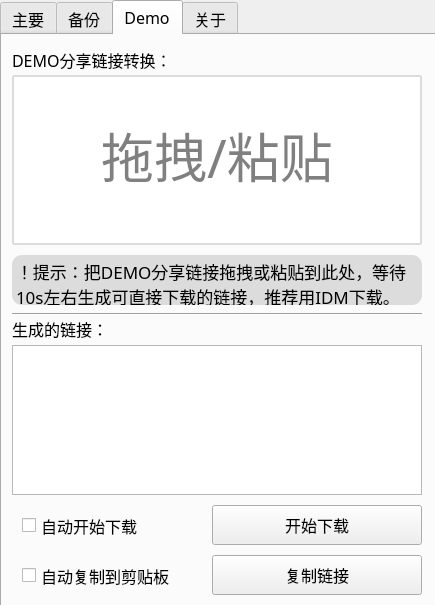
First picture: the form in mainwindow.ui, repository Purple-CSGO/CSGO-Toolbox-Qt, before the edit.
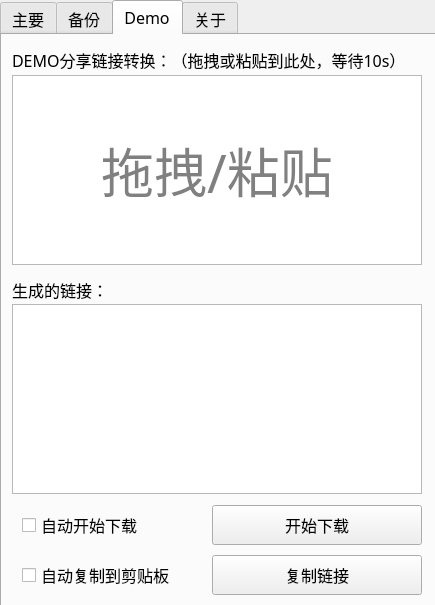
Second picture: the form after the edit. The open tabs and pages were chosen to show the change.

Commit message: 正式发布1.0.2版本 解决界面DPI缩放问题 修复备份的小BUG 引入静态编译 缩减程序体积

```diff
--- a/mainwindow.ui
+++ b/mainwindow.ui
@@ -25,9 +25,7 @@
   <property name="font">
    <font>
     <family>微软雅黑</family>
-    <pointsize>12</pointsize>
-    <weight>50</weight>
-    <bold>false</bold>
+    <pointsize>10</pointsize>
    </font>
   </property>
   <property name="windowTitle">
@@ -49,7 +47,7 @@
    <property name="font">
     <font>
      <family>微软雅黑</family>
-     <pointsize>12</pointsize>
+     <pointsize>10</pointsize>
      <weight>50</weight>
      <bold>false</bold>
     </font>
@@ -710,8 +708,8 @@
        <rect>
         <x>20</x>
         <y>470</y>
-        <width>191</width>
-        <height>41</height>
+        <width>190</width>
+        <height>40</height>
        </rect>
       </property>
       <property name="font">
@@ -735,7 +733,7 @@
         <x>10</x>
         <y>40</y>
         <width>410</width>
-        <height>170</height>
+        <height>190</height>
        </rect>
       </property>
       <property name="sizePolicy">
@@ -747,14 +745,13 @@
       <property name="font">
        <font>
         <family>微软雅黑</family>
-        <pointsize>13</pointsize>
+        <pointsize>12</pointsize>
         <weight>50</weight>
         <bold>false</bold>
        </font>
       </property>
       <property name="styleSheet">
-       <string notr="true">border:2px solid Gainsboro;
-border-radius:1px;</string>
+       <string notr="true"/>
       </property>
       <property name="frameShape">
        <enum>QFrame::StyledPanel</enum>
@@ -779,15 +776,15 @@
       <property name="geometry">
        <rect>
         <x>10</x>
-        <y>310</y>
+        <y>269</y>
         <width>410</width>
-        <height>150</height>
+        <height>190</height>
        </rect>
       </property>
       <property name="font">
        <font>
         <family>微软雅黑</family>
-        <pointsize>13</pointsize>
+        <pointsize>12</pointsize>
         <weight>50</weight>
         <bold>false</bold>
        </font>
@@ -840,8 +837,8 @@
        <rect>
         <x>20</x>
         <y>520</y>
-        <width>191</width>
-        <height>41</height>
+        <width>190</width>
+        <height>40</height>
        </rect>
       </property>
       <property name="font">
@@ -863,8 +860,8 @@
       <property name="geometry">
        <rect>
         <x>10</x>
-        <y>279</y>
-        <width>140</width>
+        <y>240</y>
+        <width>410</width>
         <height>30</height>
        </rect>
       </property>
@@ -885,7 +882,7 @@
        <rect>
         <x>10</x>
         <y>10</y>
-        <width>180</width>
+        <width>410</width>
         <height>30</height>
        </rect>
       </property>
@@ -898,16 +895,16 @@
        </font>
       </property>
       <property name="text">
-       <string>DEMO分享链接转换：</string>
+       <string>DEMO分享链接转换：（拖拽或粘贴到此处，等待10s）</string>
       </property>
      </widget>
      <widget class="QLabel" name="labelDragArea">
       <property name="geometry">
        <rect>
-        <x>85</x>
-        <y>90</y>
-        <width>260</width>
-        <height>60</height>
+        <x>10</x>
+        <y>40</y>
+        <width>410</width>
+        <height>190</height>
        </rect>
       </property>
       <property name="font">
@@ -928,61 +925,6 @@
        <set>Qt::AlignCenter</set>
       </property>
      </widget>
-     <widget class="QTextEdit" name="labelHint">
-      <property name="geometry">
-       <rect>
-        <x>10</x>
-        <y>220</y>
-        <width>410</width>
-        <height>50</height>
-       </rect>
-      </property>
-      <property name="font">
-       <font>
-        <family>微软雅黑</family>
-        <pointsize>12</pointsize>
-       </font>
-      </property>
-      <property name="styleSheet">
-       <string notr="true">background-color:Gainsboro;
-border-radius:10px;</string>
-      </property>
-      <property name="frameShape">
-       <enum>QFrame::NoFrame</enum>
-      </property>
-      <property name="frameShadow">
-       <enum>QFrame::Sunken</enum>
-      </property>
-      <property name="verticalScrollBarPolicy">
-       <enum>Qt::ScrollBarAlwaysOff</enum>
-      </property>
-      <property name="horizontalScrollBarPolicy">
-       <enum>Qt::ScrollBarAlwaysOff</enum>
-      </property>
-      <property name="readOnly">
-       <bool>true</bool>
-      </property>
-      <property name="html">
-       <string>&lt;!DOCTYPE HTML PUBLIC &quot;-//W3C//DTD HTML 4.0//EN&quot; &quot;http://www.w3.org/TR/REC-html40/strict.dtd&quot;&gt;
-&lt;html&gt;&lt;head&gt;&lt;meta name=&quot;qrichtext&quot; content=&quot;1&quot; /&gt;&lt;style type=&quot;text/css&quot;&gt;
-p, li { white-space: pre-wrap; }
-&lt;/style&gt;&lt;/head&gt;&lt;body style=&quot; font-family:'微软雅黑'; font-size:12pt; font-weight:400; font-style:normal;&quot;&gt;
-&lt;p style=&quot; margin-top:0px; margin-bottom:0px; margin-left:0px; margin-right:0px; -qt-block-indent:0; text-indent:0px;&quot;&gt;&lt;span style=&quot; font-size:13pt;&quot;&gt;！提示：把DEMO分享链接拖拽或粘贴到此处，等待10s左右生成可直接下载的链接，推荐用IDM下载。&lt;/span&gt;&lt;/p&gt;&lt;/body&gt;&lt;/html&gt;</string>
-      </property>
-     </widget>
-     <widget class="Line" name="line">
-      <property name="geometry">
-       <rect>
-        <x>10</x>
-        <y>272</y>
-        <width>410</width>
-        <height>15</height>
-       </rect>
-      </property>
-      <property name="orientation">
-       <enum>Qt::Horizontal</enum>
-      </property>
-     </widget>
     </widget>
     <widget class="QWidget" name="TabInfo">
      <property name="enabled">
```
Left out of the diff: 100 changed lines with no effect on the pictures. The commit also changes 5 other files.
